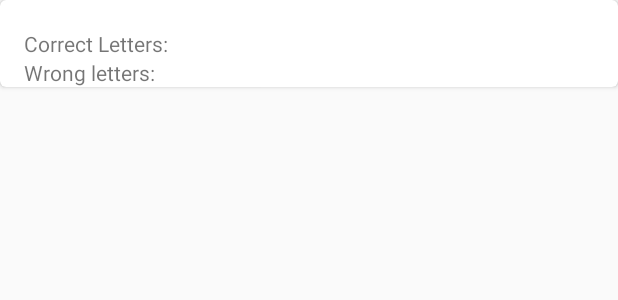
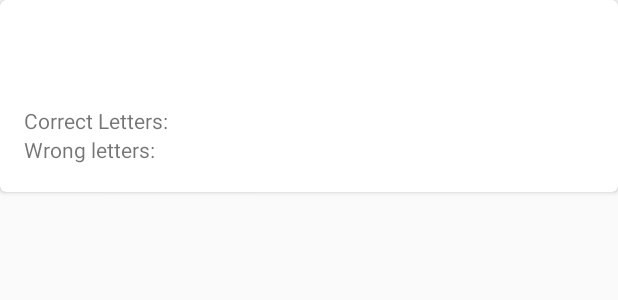
Before and after one commit to M0-AR/Galgeleg-android, an Android app: the layout show_result.xml on its own in the app's theme, with its tools: preview values and no code run, on a phone screen of 412 x 824 dp. Shown: the top 300 px of the screen. Run offline under Robolectric (Android 15) with nearby library versions, the phone set to English and light mode, and no system bars.

Commit message:
- Now the old history of result and the new one will be displayed in recyclerView

```diff
--- a/app/src/main/res/layout/result_item.xml
+++ b/app/src/main/res/layout/result_item.xml
@@ -1,13 +1,15 @@
 <?xml version="1.0" encoding="utf-8"?>
 <RelativeLayout xmlns:android="http://schemas.android.com/apk/res/android"
     android:layout_width="match_parent"
-    android:layout_height="match_parent">
+    android:layout_height="match_parent"
+    xmlns:tools="http://schemas.android.com/tools">
 
     <androidx.recyclerview.widget.RecyclerView
         android:id="@+id/recyclerView"
         android:layout_width="match_parent"
         android:layout_height="match_parent"
         android:padding="4dp"
-        android:scrollbars="vertical"/>
+        android:scrollbars="vertical"
+        tools:listitem="@layout/show_result"/>
 
 </RelativeLayout>
--- a/app/src/main/res/layout/show_result.xml
+++ b/app/src/main/res/layout/show_result.xml
@@ -2,7 +2,7 @@
 <androidx.cardview.widget.CardView xmlns:android="http://schemas.android.com/apk/res/android"
     xmlns:app="http://schemas.android.com/apk/res-auto"
     android:layout_width="match_parent"
-    android:layout_height="wrap_content"
+    android:layout_height="128dp"
     android:layout_marginBottom="4dp"
     app:cardCornerRadius="4dp">
 
@@ -11,7 +11,16 @@
         android:layout_height="match_parent">
 
         <TextView
+            android:id="@+id/textView0"
+            android:layout_marginBottom="32dp"
+            android:layout_width="match_parent"
+            android:layout_height="wrap_content"
+            android:layout_marginStart="16dp"
+            android:layout_marginEnd="16dp" />
+
+        <TextView
             android:id="@+id/textView1"
+            android:layout_below="@+id/textView0"
             android:layout_width="match_parent"
             android:layout_height="wrap_content"
             android:layout_marginStart="16dp"
```
Also changed, not shown: app/src/main/java/com/example/galgeleg/ResultActivity.java (+11 -15 lines), app/src/main/java/com/example/galgeleg/ResultAdapter.java (+6 -1 lines), app/src/main/java/com/example/galgeleg/ResultItem.java (+8 -1 lines).
